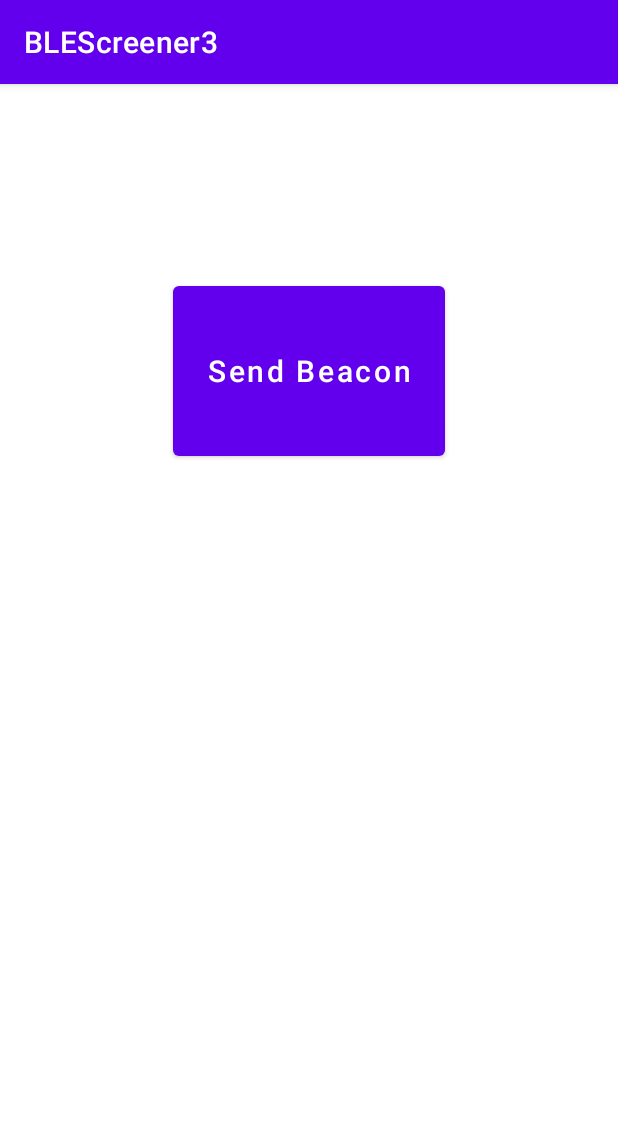
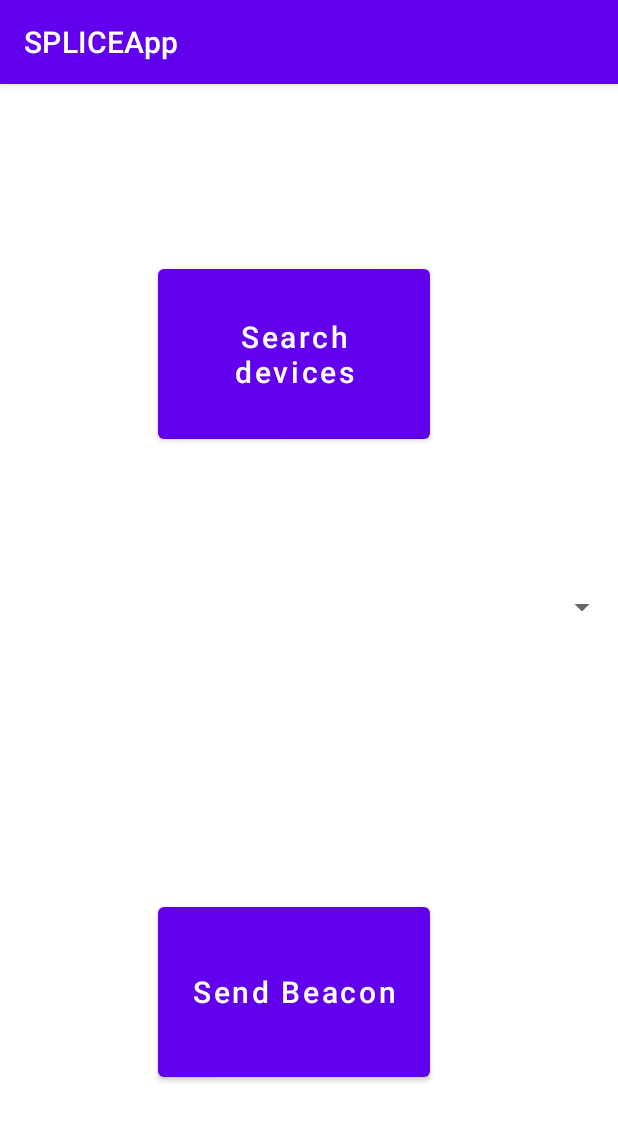
Before and after one commit to ImBerkayKaplan/Privacy-Tag-Artifacts, an Android app: the acousticMode screen opened directly, with no data from a screen before it, after a tap on "Send Beacon", on a phone screen of 412 x 824 dp. Shown: the top 1121 px of the screen. Run offline under Robolectric (Android 15) with nearby library versions, the phone set to English and light mode, and no system bars; 1 statement that could not run was skipped.

Commit message:
merge with acoustic update in GUI

```diff
--- a/Android Application/app/src/main/AndroidManifest.xml
+++ b/Android Application/app/src/main/AndroidManifest.xml
@@ -1,15 +1,14 @@
 <?xml version="1.0" encoding="utf-8"?>
 <manifest xmlns:android="http://schemas.android.com/apk/res/android"
-    package="com.example.blescreener3">
+    package="com.example.SPLICEApp">
 
     <uses-sdk android:minSdkVersion="10" />
-
-    <uses-permission android:name="android.permission.NFC" />
 
     <uses-feature
         android:name="android.hardware.nfc"
         android:required="true" />
 
+    <uses-permission android:name="android.permission.NFC" />
     <uses-permission android:name="android.permission.BLUETOOTH" />
     <uses-permission android:name="android.permission.BLUETOOTH_ADMIN" />
     <uses-permission android:name="android.permission.ACCESS_COARSE_LOCATION" />
--- a/Android Application/app/src/main/java/com/example/blescreener3/acousticMode.java
+++ b/Android Application/app/src/main/java/com/example/SPLICEApp/acousticMode.java
@@ -1,4 +1,4 @@
-package com.example.blescreener3;
+package com.example.SPLICEApp;
 
 import androidx.annotation.RequiresApi;
 import androidx.appcompat.app.AppCompatActivity;
@@ -9,33 +9,58 @@ import android.bluetooth.BluetoothGatt;
 import android.bluetooth.BluetoothGattCallback;
 import android.bluetooth.BluetoothGattCharacteristic;
 import android.bluetooth.BluetoothGattService;
+import android.bluetooth.BluetoothManager;
 import android.bluetooth.BluetoothProfile;
 import android.bluetooth.le.AdvertiseCallback;
 import android.bluetooth.le.AdvertiseData;
 import android.bluetooth.le.AdvertiseSettings;
 import android.bluetooth.le.AdvertisingSet;
-import android.bluetooth.le.AdvertisingSetCallback;
-import android.bluetooth.le.AdvertisingSetParameters;
 import android.bluetooth.le.BluetoothLeAdvertiser;
 import android.bluetooth.le.BluetoothLeScanner;
 import android.bluetooth.le.ScanCallback;
 import android.bluetooth.le.ScanResult;
+import android.content.Context;
+import android.content.Intent;
 import android.os.Build;
 import android.os.Bundle;
 import android.os.Handler;
 import android.os.ParcelUuid;
 import android.util.Log;
 import android.view.View;
+import android.widget.AdapterView;
+import android.widget.ArrayAdapter;
+import android.widget.EditText;
+import android.widget.Spinner;
+import android.widget.TextView;
 
+import java.io.BufferedReader;
+import java.io.FileInputStream;
+import java.io.FileNotFoundException;
+import java.io.IOException;
+import java.io.InputStreamReader;
+import java.util.ArrayList;
+import java.util.Arrays;
+import java.util.HashMap;
+import java.util.HashSet;
+import java.util.List;
 import java.util.UUID;
 
 @RequiresApi(api = Build.VERSION_CODES.LOLLIPOP)
-public class acousticMode extends AppCompatActivity {
+public class acousticMode extends AppCompatActivity implements AdapterView.OnItemSelectedListener {
+
     private BluetoothLeScanner bluetoothLeScanner = BluetoothAdapter.getDefaultAdapter()
             .getBluetoothLeScanner();
     private boolean scanning;
     private Handler handler = new Handler();
     private long SCAN_PERIOD = 4000;
+
+    // Bluefruit52: DA:63:34:EF:9C:66
+    private String address = "DA:63:34:EF:9C:66";
+    private HashSet<String> addresses_to_scan = new HashSet<>();
+    private ArrayList<String> addresses_to_scan_list = new ArrayList<>();
+    private HashMap<String, byte[]> trigger_by_address = new HashMap<>();
+    private String address_to_trigger;
+    private Spinner spinner;
 
     AdvertisingSet currentAdvertisingSet;
 
@@ -43,42 +68,100 @@ public class acousticMode extends AppCompatActivity {
     protected void onCreate(Bundle savedInstanceState) {
         super.onCreate(savedInstanceState);
         setContentView(R.layout.activity_acoustic_mode);
+
+        spinner = (Spinner) findViewById(R.id.address_spinner);
+        spinner.setOnItemSelectedListener(this);
+    }
+
+    public void scanDevices(View view) throws IOException {
+        // Remove previously scanned device addresses
+        addresses_to_scan.clear();
+        addresses_to_scan_list.clear();
+
+        // Read addresses to be scanned
+        FileInputStream fis = openFileInput("addresses.txt");
+        InputStreamReader isr = new InputStreamReader(fis);
+        BufferedReader bufferedReader = new BufferedReader(isr);
+        String line;
+        while ((line = bufferedReader.readLine()) != null) {
+            addresses_to_scan.add(line);
+        }
+        addresses_to_scan_list = new ArrayList<>(addresses_to_scan);
+
+        for (String address : addresses_to_scan_list) {
+            Log.e("saved address", address);
+        }
+
+        // Start scanning devices to achieve trigger data
+        final BluetoothManager bluetoothManager = (BluetoothManager) getSystemService(Context.BLUETOOTH_SERVICE);
+        BluetoothAdapter bluetoothAdapter = bluetoothManager.getAdapter();
+        if (bluetoothAdapter == null || !bluetoothAdapter.isEnabled()) {
+            Intent enableBtIntent = new Intent(BluetoothAdapter.ACTION_REQUEST_ENABLE);
+            startActivityForResult(enableBtIntent, 1);
+        }
+        bluetoothLeScanner.startScan(bleScanCallback);
+    }
+
+    private ScanCallback bleScanCallback = new ScanCallback() {
+        @Override
+        public void onScanResult(int callbackType, ScanResult result) {
+            super.onScanResult(callbackType, result);
+            String scanned_address = result.getDevice().getAddress();
+            if (addresses_to_scan.contains(scanned_address)) {
+                addresses_to_scan.remove(scanned_address);
+                trigger_by_address.put(scanned_address, result.getScanRecord().getBytes());
+
+                // TODO: debug
+                ArrayAdapter<String> spinnerArrayAdapter = new ArrayAdapter<>(
+                        getApplicationContext(), android.R.layout.simple_spinner_dropdown_item,
+                        addresses_to_scan_list);
+                spinnerArrayAdapter.setDropDownViewResource(
+                        android.R.layout.simple_spinner_dropdown_item);
+                spinner.setAdapter(spinnerArrayAdapter);
+            }
+        }
+    };
+
+    public void onItemSelected(AdapterView<?> parent, View view,
+                               int pos, long id) {
+        // An item was selected. You can retrieve the selected item using
+        // parent.getItemAtPosition(pos)
+        address_to_trigger = parent.getItemAtPosition(pos).toString();
+        Log.e("selected address", address_to_trigger);
+        Log.e("trigger word", Arrays.toString(trigger_by_address.get(address_to_trigger)));
+        //for (int i = 0; i  < trigger_by_address.get(address_to_trigger).length; i++)
+        //    Log.e("trigger word", String.format("%02x", trigger_by_address.get(address_to_trigger)[i]));
+    }
+
+    public void onNothingSelected(AdapterView<?> parent) {
+        // Another interface callback
     }
 
     @RequiresApi(api = Build.VERSION_CODES.O)
     public void sendBeacon(View view) {
+        // TODO: allow select specific tag to trigger sound, pull-down list to select address
+        // TODO: use address.txt, first scan to get the payload to trigger the sound.
+        // 9-24
         BluetoothLeAdvertiser advertiser = BluetoothAdapter.getDefaultAdapter()
                 .getBluetoothLeAdvertiser();
 
         ParcelUuid pUuid = new ParcelUuid(UUID.fromString(getString(R.string.ble_uuid)));
 
+        /*byte[] value = new byte[6];
+        for (int i = 0; i < 6; i++) {
+            value[i] = (byte) (0xFF);
+        }*/
+
         byte[] value = new byte[6];
         for (int i = 0; i < 6; i++) {
-            value[i] = (byte) (0xFF);
+            value[i] = trigger_by_address.get(address_to_trigger)[i + 9];
         }
+        //byte[] value = trigger_by_address.get(address_to_trigger);
 
         AdvertiseData data = (new AdvertiseData.Builder())
                 .setIncludeDeviceName(true)
                 .addServiceData(pUuid, value)
                 .build();
-
-        /*AdvertisingSetParameters parameters = (new AdvertisingSetParameters.Builder())
-                //.setLegacyMode(true)
-                .setConnectable(false)
-                .setScannable(true)
-                .setInterval(AdvertisingSetParameters.INTERVAL_HIGH)
-                .setTxPowerLevel(AdvertisingSetParameters.TX_POWER_MEDIUM)
-                .build();
-
-        AdvertisingSetCallback callback = new AdvertisingSetCallback() {
-            @Override
-            public void onAdvertisingSetStarted(AdvertisingSet advertisingSet, int txPower, int status) {
-                Log.d("BLE", "Advertising started");
-                currentAdvertisingSet = advertisingSet;
-            }
-        };
-
-        advertiser.startAdvertisingSet(parameters, data, null, null, null, callback);*/
 
         AdvertiseSettings settings = new AdvertiseSettings.Builder()
                 .setAdvertiseMode(AdvertiseSettings.ADVERTISE_MODE_LOW_LATENCY)
@@ -122,7 +205,7 @@ public class acousticMode extends AppCompatActivity {
         }*/
     }
 
-    private ScanCallback bleScanCallback = new ScanCallback() {
+    /*private ScanCallback bleScanCallback = new ScanCallback() {
         @Override
         public void onScanResult(int callbackType, ScanResult result) {
             super.onScanResult(callbackType, result);
@@ -138,9 +221,9 @@ public class acousticMode extends AppCompatActivity {
                 bluetoothGatt.writeCharacteristic(characteristic);
             }  // TODO
         }
-    };
+    };*/
 
-    private BluetoothGattCallback bluetoothGattCallback = new BluetoothGattCallback() {
+    /*private BluetoothGattCallback bluetoothGattCallback = new BluetoothGattCallback() {
         @Override
         public void onConnectionStateChange(BluetoothGatt gatt, int status, int newState) {
             if (newState == BluetoothProfile.STATE_CONNECTED) {
@@ -151,5 +234,5 @@ public class acousticMode extends AppCompatActivity {
                 gatt.close();
             }
         }
-    };
+    };*/
 }
--- a/Android Application/app/src/main/res/layout/activity_acoustic_mode.xml
+++ b/Android Application/app/src/main/res/layout/activity_acoustic_mode.xml
@@ -7,16 +7,43 @@
     tools:context=".acousticMode">
 
     <Button
+        android:id="@+id/acousticScan"
+        android:layout_width="181dp"
+        android:layout_height="125dp"
+        android:onClick="scanDevices"
+        android:text="Search devices"
+        android:textAllCaps="false"
+        android:textSize="20dp"
+        app:layout_constraintBottom_toBottomOf="parent"
+        app:layout_constraintEnd_toEndOf="parent"
+        app:layout_constraintHorizontal_bias="0.456"
+        app:layout_constraintStart_toStartOf="parent"
+        app:layout_constraintTop_toTopOf="parent"
+        app:layout_constraintVertical_bias="0.183" />
+
+    <Button
         android:id="@+id/acousticButton"
         android:layout_width="181dp"
         android:layout_height="125dp"
+        android:onClick="sendBeacon"
         android:text="Send Beacon"
         android:textAllCaps="false"
         android:textSize="20dp"
         app:layout_constraintBottom_toBottomOf="parent"
         app:layout_constraintEnd_toEndOf="parent"
+        app:layout_constraintHorizontal_bias="0.456"
         app:layout_constraintStart_toStartOf="parent"
         app:layout_constraintTop_toTopOf="parent"
-        app:layout_constraintVertical_bias="0.2"
-        android:onClick="sendBeacon"/>
+        app:layout_constraintVertical_bias="0.844" />
+
+    <Spinner
+        android:id="@+id/address_spinner"
+        android:layout_width="match_parent"
+        android:layout_height="wrap_content"
+        android:layout_marginTop="78dp"
+        android:layout_marginBottom="166dp"
+        app:layout_constraintBottom_toTopOf="@+id/acousticButton"
+        app:layout_constraintStart_toStartOf="parent"
+        app:layout_constraintTop_toBottomOf="@+id/acousticScan" />
+
 </androidx.constraintlayout.widget.ConstraintLayout>
--- a/Android Application/app/src/main/res/navigation/nav_graph.xml
+++ b/Android Application/app/src/main/res/navigation/nav_graph.xml
@@ -7,7 +7,7 @@
 
     <fragment
         android:id="@+id/FirstFragment"
-        android:name="com.example.blescreener3.FirstFragment"
+        android:name="com.example.SPLICEApp.FirstFragment"
         android:label="@string/first_fragment_label"
         tools:layout="@layout/fragment_first">
 
@@ -17,7 +17,7 @@
     </fragment>
     <fragment
         android:id="@+id/SecondFragment"
-        android:name="com.example.blescreener3.SecondFragment"
+        android:name="com.example.SPLICEApp.SecondFragment"
         android:label="@string/second_fragment_label"
         tools:layout="@layout/fragment_second">
 
--- a/Android Application/app/src/main/res/values/strings.xml
+++ b/Android Application/app/src/main/res/values/strings.xml
@@ -1,6 +1,6 @@
 <resources>
-    <string name="app_name">BLEScreener3</string>
-    <string name="ble_not_supported">BLEScreener3</string>
+    <string name="app_name">SPLICEApp</string>
+    <string name="ble_not_supported">SPLICEApp</string>
     <string name="title_activity_nfc_scanner">NFC</string>
     <!-- Strings used for fragments for navigation -->
     <string name="first_fragment_label">First Fragment</string>
```
Also changed, not shown: Android Application/app/src/main/java/com/example/SPLICEApp/BleScanner.java (renamed from Android Application/app/src/main/java/com/example/blescreener3/BleScanner.java, +49 -63 lines), Android Application/app/src/main/java/com/example/SPLICEApp/MainActivity.java (renamed from Android Application/app/src/main/java/com/example/blescreener3/MainActivity.java, +17 -16 lines), Android Application/app/src/main/java/com/example/SPLICEApp/NfcScanner.java (renamed from Android Application/app/src/main/java/com/example/blescreener3/NfcScanner.java, +2 -14 lines), Android Application/app/src/main/res/layout/ble_scanner.xml (+33 -3 lines), 4 other files.
